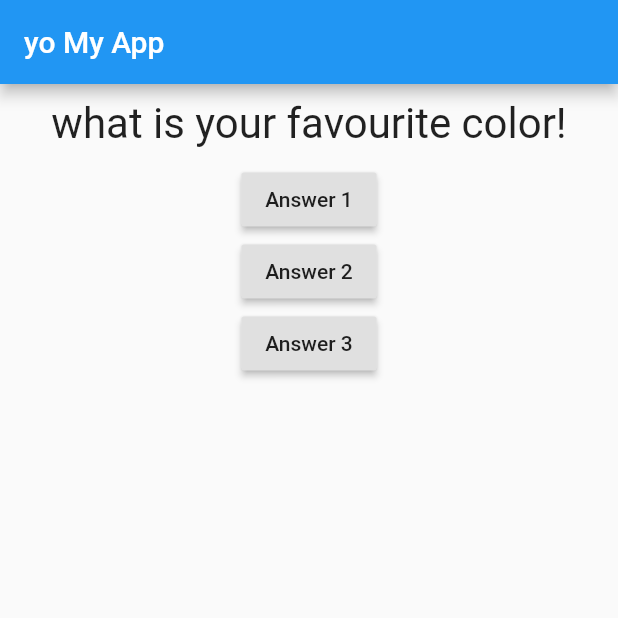
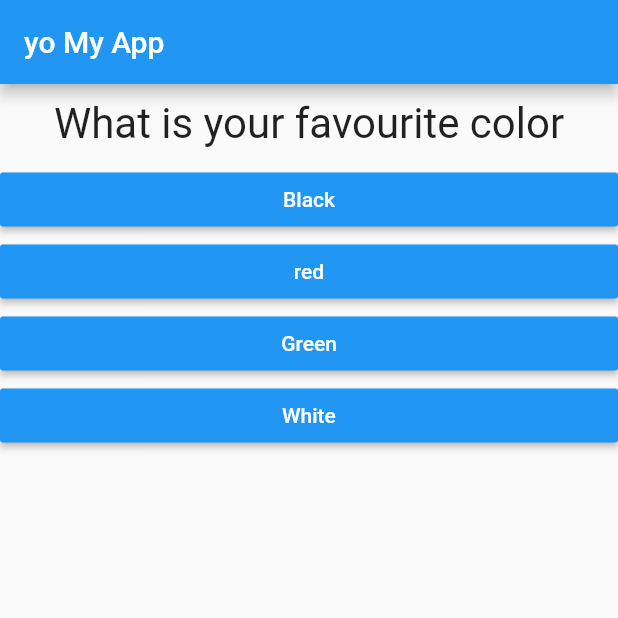
Before and after one commit to mkbhru/quizapp, a Flutter app: the screen it shows after launch, on a phone screen of 412 x 824 dp, the top half of it. Run offline on Flutter 3.47's test engine with Material 2 defaults, Android fonts, the phone set to English and light mode, and no system bars.

Commit message:
answer.dat added quiz working fine

```diff
--- /dev/null
+++ b/lib/answer.dart
@@ -0,0 +1,20 @@
+import 'package:flutter/material.dart';
+
+class Answer extends StatelessWidget {
+  final Function selectHandler;
+  final String answerText;
+  Answer(this.selectHandler, this.answerText);
+
+  @override
+  Widget build(BuildContext context) {
+    return Container(
+      width: double.infinity, //to get as much width it can get
+      child: RaisedButton(
+        color: Colors.blue,
+        textColor: Colors.white,
+        child: Text(answerText),
+        onPressed: selectHandler,
+      ),
+    );
+  }
+}
--- a/lib/main.dart
+++ b/lib/main.dart
@@ -1,5 +1,6 @@
 import 'package:flutter/material.dart';
 import './questions.dart';
+import './answer.dart';
 
 void main() => runApp(Myapp());
 
@@ -28,13 +29,22 @@ class _MyappState extends State<Myapp> {
 
   @override
   Widget build(BuildContext context) {
-    var questions = [
-      'what is your favourite color!',
-      'what is your favourite animal!',
-      'what is your favourite number!',
-      'what is your favourite name!',
+
+       var questions = [
+      {'questionText':'What is your favourite color',
+      'answers':['Black','red','Green','White']
+      },
+      {
+        'questionText':'what is your favourite animal!',
+        'answers':['tiger','Lion','Peacock','King Cobra']
+      },
+      {
+        'questionText':'what is your favourite number!',
+        'answers':['One','Three','Nine','Six']
+      }
+
     ];
-    return MaterialApp(
+          return MaterialApp(
       home: Scaffold(
         appBar: AppBar(
           title: Text('yo My App'),
@@ -42,22 +52,13 @@ class _MyappState extends State<Myapp> {
         body: Column(
           children: [
             Question(
-              questions[_questionindex],
+              questions[_questionindex] ['questionText'],
             ),
-            RaisedButton(
-              child: Text('Answer 1'),
-              onPressed: _answerQuestion,
-            ),
-            RaisedButton(
-              child: Text('Answer 2'),
-              onPressed: () => print('answer 2 is chosen'),
-            ),
-            RaisedButton(
-              child: Text('Answer 3'),
-              onPressed: () {
-                print('answer 3 is chosen');
-              },
-            ),
+            ...(questions[_questionindex] ['answers'] as List<String> ).map((answer  ){
+            return Answer(_answerQuestion,answer);
+            }).toList()
+            //this three sot operator adds all values of a existing list into a
+            // this list
           ],
         ),
       ),
@@ -67,3 +68,13 @@ class _MyappState extends State<Myapp> {
 
 //generally we have one widget per file therefore i
 //create question.dart
+// RaisedButton(
+//   child: Text('Answer 2'),
+//   onPressed: () => print('answer 2 is chosen'),
+// ),
+// RaisedButton(
+//   child: Text('Answer 3'),
+//   onPressed: () {
+//     print('answer 3 is chosen');
+//   },
+// ),
```
